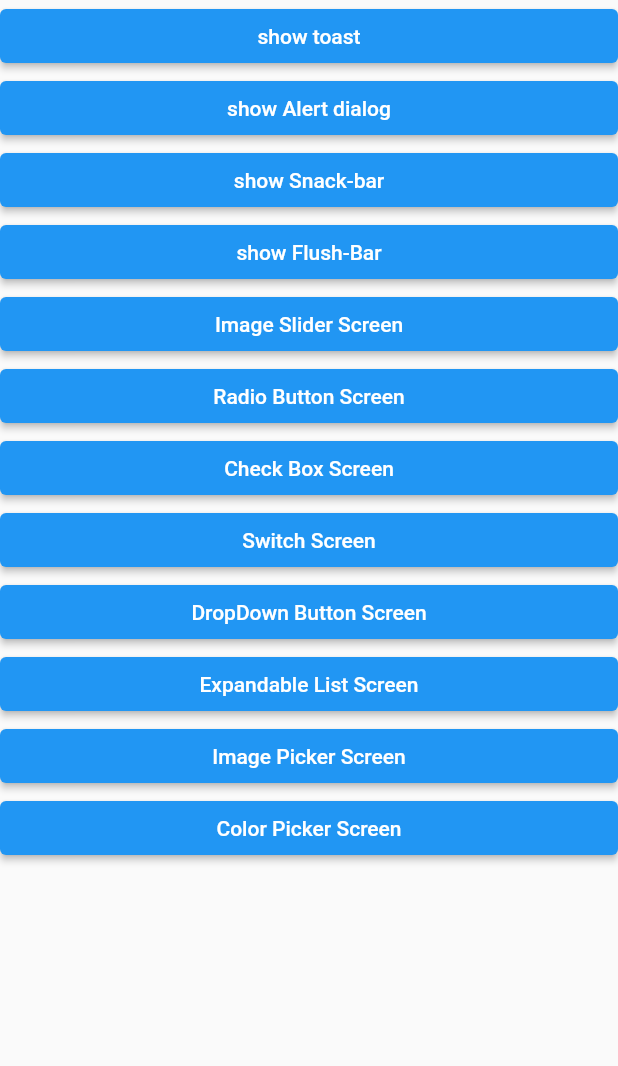
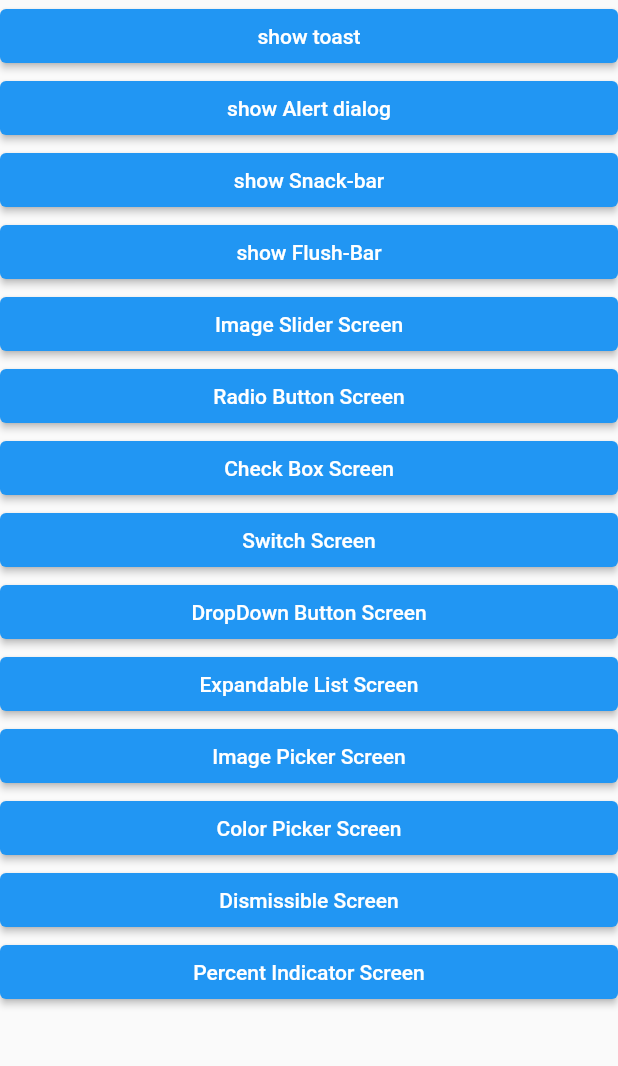
Before and after one commit to MohamedTwfiek-7/Flutter-cool-widgets-app, a Flutter app: the screen it shows after launch, on a phone screen of 412 x 824 dp, the part 84-1150 px from its top. Run offline on Flutter 3.47's test engine with Material 2 defaults, Android fonts, the phone set to English and light mode, and no system bars; our stand-ins replace another_flushbar, carousel_slider, flutter_colorpicker, flutter_styled_toast, image_picker, percent_indicator.

Commit message:
Percent Indicator and Dismissible widgets added

```diff
--- a/lib/main.dart
+++ b/lib/main.dart
@@ -5,11 +5,13 @@ import 'package:flutter_cool_widgets/DropDownButtonScreen.dart';
 import 'package:flutter_cool_widgets/ExpandableListScreen.dart';
 import 'package:flutter_cool_widgets/image_picker_screen.dart';
 import 'package:flutter_cool_widgets/image_slider_screen.dart';
+import 'package:flutter_cool_widgets/parcent_indicatior_screen.dart';
 import 'package:flutter_cool_widgets/switch_screen.dart';
 import 'package:flutter_styled_toast/flutter_styled_toast.dart';
 import 'package:flutter_cool_widgets/radio_button_screen.dart';
 
 import 'color_picker_screen.dart';
+import 'dismissible_screen.dart';
 
 void main() {
   runApp(const MyApp());
@@ -36,6 +38,8 @@ class MyApp extends StatelessWidget {
         '/Expandable-List-Screen': (ctx) => const ExpandableListscreen(),
         '/Image-Picker-Screen': (ctx) => const ImagePickerScreen(),
         '/Color-Picker-Screen': (ctx) => const ColorPickerScreen(),
+        '/Dismissible-Screen': (ctx) => const DismissibleScreen(),
+        '/Percent_Indicator-Screen': (ctx) => const PercantIndicatorScreen(),
       },
     );
   }
@@ -308,6 +312,28 @@ class _MyHomePageState extends State<MyHomePage> {
                                   textAlign: TextAlign.center),
                             ),
                           ), //Color  picker
+                          ElevatedButton(
+                            onPressed: () {
+                              Navigator.of(context)
+                                  .pushNamed('/Dismissible-Screen');
+                            },
+                            child: const SizedBox(
+                              width: double.infinity,
+                              child: Text('Dismissible Screen',
+                                  textAlign: TextAlign.center),
+                            ),
+                          ), //Dismissible
+                          ElevatedButton(
+                            onPressed: () {
+                              Navigator.of(context)
+                                  .pushNamed('/Percent_Indicator-Screen');
+                            },
+                            child: const SizedBox(
+                              width: double.infinity,
+                              child: Text('Percent Indicator Screen',
+                                  textAlign: TextAlign.center),
+                            ),
+                          ), // percent indication
                         ],
                       ),
                     ),
--- a/pubspec.yaml
+++ b/pubspec.yaml
@@ -29,6 +29,7 @@ environment:
 # the latest version available on pub.dev. To see which dependencies have newer
 # versions available, run `flutter pub outdated`.
 dependencies:
+  percent_indicator: ^4.2.2
   flutter_colorpicker: ^1.0.3
   image_picker: ^0.8.6+1
   carousel_slider: ^4.2.1
```
Also changed, not shown: lib/dismissible_screen.dart (added, +101 -0 lines), lib/parcent_indicatior_screen.dart (added, +49 -0 lines), pubspec.lock.
